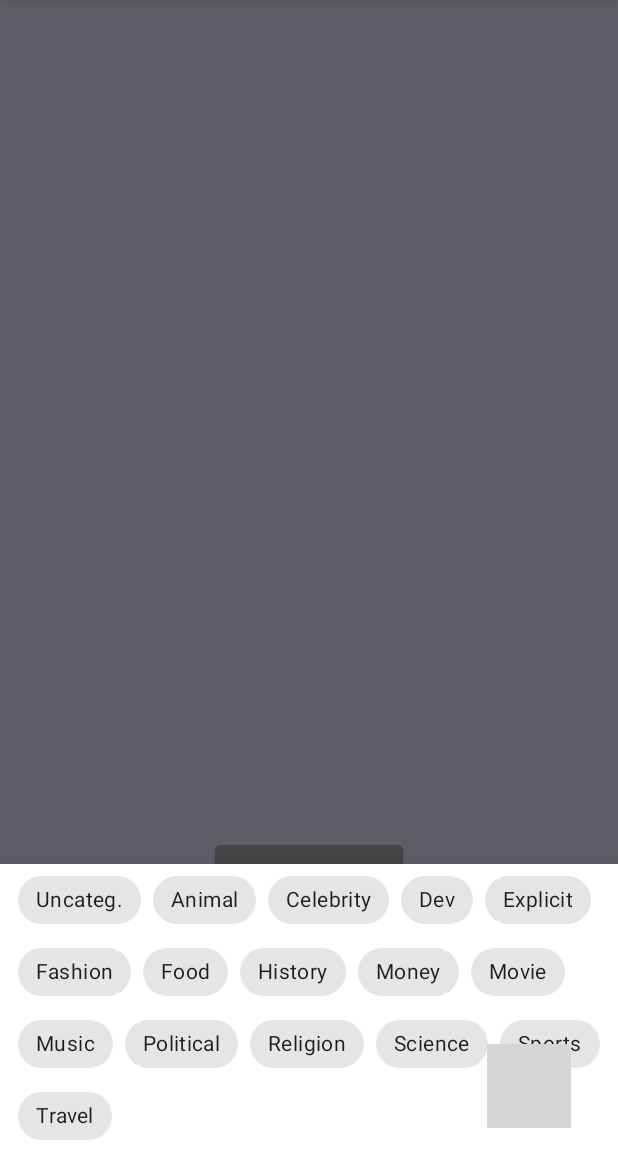
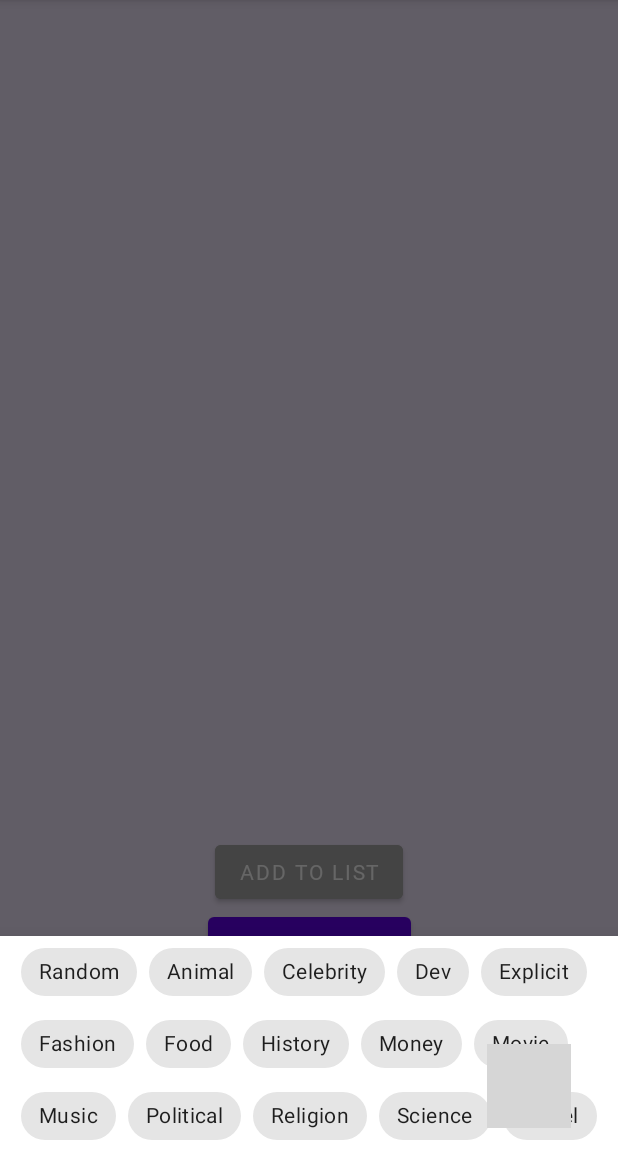
Before and after one commit to rafael-cagliari/chuck-norris-facts-app, an Android app: the SearchFactFragment screen opened through its navigation route, after a tap on "filter", on a phone screen of 412 x 824 dp, the part 84-1236 px from its top. Run offline under Robolectric (Android 15) with nearby library versions, the phone set to English and light mode, and no system bars; our stand-ins replace Room's generated code, RxJava; network calls fail; grey boxes are pictures that could not be loaded.

Commit message:
-added new font, set font size and color for facts list screen and search fact screen
-debbuged the logic for setting the size of the fact text based on number of string characters (all facts were being shown on the smaller size)

-deleted the search category "sports", there are no entries for it on the API, thus always returning error 404

```diff
--- a/app/src/main/java/com/rafael/chuck_norris/MainActivity.kt
+++ b/app/src/main/java/com/rafael/chuck_norris/MainActivity.kt
@@ -25,18 +25,6 @@ class MainActivity() : AppCompatActivity() {
         navController = navHostFragment.navController
 
 
-        val mockChuckNorrisFact: ChuckNorrisFact = ChuckNorrisFact(
-            id = "469879812sdasdasd",
-            categories = listOf("dev"),
-            value = "chuck norris is da best"
-        )
-
-    }
-
-
-
-    override fun onSupportNavigateUp(): Boolean {
-        return navController.navigateUp() || super.onSupportNavigateUp()
     }
 
 }
--- a/app/src/main/java/com/rafael/chuck_norris/adapter/FactsListAdapter.kt
+++ b/app/src/main/java/com/rafael/chuck_norris/adapter/FactsListAdapter.kt
@@ -33,7 +33,8 @@ class FactsListAdapter(val factItemListener: FactItemListener): RecyclerView.Ada
         }
 
         holder.fact.text = factItem.value
-        if(factItem.value.length>=80)  holder.fact.setTextSize(TypedValue.COMPLEX_UNIT_SP, 22.toFloat())
+        if(factItem.value.length>=80) holder.fact.setTextSize(TypedValue.COMPLEX_UNIT_SP, 22.toFloat())
+        else holder.fact.setTextSize(TypedValue.COMPLEX_UNIT_SP, 28.toFloat())
 
 
         if(factItem.categories[0]=="") holder.category.text="uncategorized"
--- a/app/src/main/java/com/rafael/chuck_norris/fragments/BottomSheetFragment.kt
+++ b/app/src/main/java/com/rafael/chuck_norris/fragments/BottomSheetFragment.kt
@@ -24,7 +24,7 @@ class BottomSheetFragment : BottomSheetDialogFragment() {
         binding = fragmentBinding
 
 
-        binding.chipUncategorized.setOnClickListener { searchFactViewModel._category.value = "" }
+        binding.chipRandom.setOnClickListener { searchFactViewModel._category.value = "" }
         binding.chipAnimal.setOnClickListener {
             searchFactViewModel._category.value = binding.chipAnimal.text.toString()
         }
@@ -64,9 +64,7 @@ class BottomSheetFragment : BottomSheetDialogFragment() {
         binding.chipScience.setOnClickListener {
             searchFactViewModel._category.value = binding.chipScience.text.toString()
         }
-        binding.chipSports.setOnClickListener {
-            searchFactViewModel._category.value = binding.chipSports.text.toString()
-        }
+
         binding.chipTravel.setOnClickListener {
             searchFactViewModel._category.value = binding.chipTravel.text.toString()
         }
--- a/app/src/main/java/com/rafael/chuck_norris/fragments/FactsListFragment.kt
+++ b/app/src/main/java/com/rafael/chuck_norris/fragments/FactsListFragment.kt
@@ -15,6 +15,7 @@ import com.rafael.chuck_norris.adapter.FactsListAdapter
 import com.rafael.chuck_norris.databinding.FragmentFactsListBinding
 import com.rafael.chuck_norris.viewmodel.FactListViewModel
 import com.rafael.domain.model.ChuckNorrisFact
+import org.koin.core.component.KoinApiExtension
 
 
 class FactsListFragment : FactItemListener, Fragment() {
@@ -22,6 +23,7 @@ class FactsListFragment : FactItemListener, Fragment() {
     private lateinit var factListViewModel: FactListViewModel
     private lateinit var adapter: FactsListAdapter
 
+    @KoinApiExtension
     override fun onCreateView(
         inflater: LayoutInflater, container: ViewGroup?,
         savedInstanceState: Bundle?
@@ -30,7 +32,7 @@ class FactsListFragment : FactItemListener, Fragment() {
         // Inflate the layout for this fragment
         val fragmentBinding = FragmentFactsListBinding.inflate(inflater, container, false)
         binding = fragmentBinding
-        factListViewModel = context?.let { FactListViewModel(it) }!!
+        factListViewModel = FactListViewModel()
 
         factListViewModel.readAllData.observe(
             viewLifecycleOwner,
--- a/app/src/main/java/com/rafael/chuck_norris/fragments/SearchFactFragment.kt
+++ b/app/src/main/java/com/rafael/chuck_norris/fragments/SearchFactFragment.kt
@@ -126,6 +126,7 @@ class SearchFactFragment : Fragment() {
     private fun textSizeAdjust() {
         if (searchFactViewModel.retrievedFact.value?.value.toString().length >= 80)
             binding.retrievedFactText.setTextSize(TypedValue.COMPLEX_UNIT_SP, 24.toFloat())
+        else binding.retrievedFactText.setTextSize(TypedValue.COMPLEX_UNIT_SP, 34.toFloat())
     }
 
     private fun progressBarSwitch(visibility: String) {
@@ -149,7 +150,7 @@ class SearchFactFragment : Fragment() {
     }
 
     private fun setCategory(category: String) {
-        if (category == "") binding.selectedCategory.text = "Uncategorized"
+        if (category == "") binding.selectedCategory.text = "Random"
         else binding.selectedCategory.text = category
     }
 
--- a/app/src/main/java/com/rafael/chuck_norris/viewmodel/FactListViewModel.kt
+++ b/app/src/main/java/com/rafael/chuck_norris/viewmodel/FactListViewModel.kt
@@ -16,8 +16,14 @@ import com.rafael.domain.model.ChuckNorrisFact
 import com.rafael.domain.usecase.*
 import io.reactivex.android.schedulers.AndroidSchedulers
 import io.reactivex.schedulers.Schedulers
+import org.koin.core.component.KoinApiExtension
+import org.koin.core.component.KoinComponent
+import org.koin.core.component.inject
 
-class FactListViewModel(var context: Context) : ViewModel() {
+@KoinApiExtension
+class FactListViewModel():ViewModel(), KoinComponent {
+
+    val context:Context by inject()
 
 
     var readAllData : MutableLiveData<List<ChuckNorrisFact>> = MutableLiveData<List<ChuckNorrisFact>>()
@@ -34,7 +40,7 @@ class FactListViewModel(var context: Context) : ViewModel() {
             .observeOn(AndroidSchedulers.mainThread())
             .subscribe(
                 { response ->
-                    Log.d("added to db c. norris", "${response}")
+                    Log.d("added to db c. norris", "$response")
                 },
                 { throwable ->
                     Log.d("chuck norris error", throwable.localizedMessage)
@@ -55,7 +61,7 @@ class FactListViewModel(var context: Context) : ViewModel() {
             .subscribe(
                 {response ->
                     readAllData.value=response
-                    Log.d("read DB", "${response}")
+                    Log.d("read DB", "$response")
                 },
                 { throwable ->
                     Log.d("error retrieving DB", throwable.localizedMessage)
--- a/app/src/main/java/com/rafael/chuck_norris/viewmodel/SearchFactViewModel.kt
+++ b/app/src/main/java/com/rafael/chuck_norris/viewmodel/SearchFactViewModel.kt
@@ -19,14 +19,18 @@ import com.rafael.domain.usecase.GetFactUseCaseImpl
 import com.rafael.domain.usecase.GetFilteredFactUseCaseImpl
 import io.reactivex.android.schedulers.AndroidSchedulers
 import io.reactivex.schedulers.Schedulers
+import org.koin.core.component.KoinApiExtension
 import org.koin.core.component.KoinComponent
 import org.koin.core.component.inject
 import java.lang.Exception
 
+@KoinApiExtension
 class SearchFactViewModel():ViewModel(), KoinComponent {
 
    val context:Context by inject()
 
+    var _retrievedFact = MutableLiveData<ChuckNorrisFact>()
+    val retrievedFact: LiveData<ChuckNorrisFact> get() = _retrievedFact
 
     var _category = MutableLiveData<String>("")
     val category: LiveData<String> get() = _category
@@ -37,7 +41,7 @@ class SearchFactViewModel():ViewModel(), KoinComponent {
     var _addToDbResult = MutableLiveData<Long>()
     val addToDbResult: LiveData<Long> get() = _addToDbResult
 
-    var retrievedFact =  MutableLiveData<ChuckNorrisFact>()
+
 
 
     @SuppressLint("CheckResult")
@@ -49,7 +53,7 @@ class SearchFactViewModel():ViewModel(), KoinComponent {
         ).getFact()
             .subscribeOn(Schedulers.io())
             .observeOn(AndroidSchedulers.mainThread())
-            .subscribe({ response -> retrievedFact.value=response
+            .subscribe({ response -> _retrievedFact.value=response
             },
                 { throwable ->
                     _getFactException.value=throwable.localizedMessage
@@ -66,7 +70,7 @@ class SearchFactViewModel():ViewModel(), KoinComponent {
             .subscribeOn(Schedulers.io())
             .observeOn(AndroidSchedulers.mainThread())
             .subscribe({ response ->
-                retrievedFact.value=response},
+                _retrievedFact.value=response},
                 { throwable ->
                     _getFactException.value=throwable.localizedMessage
                 })
@@ -94,6 +98,6 @@ class SearchFactViewModel():ViewModel(), KoinComponent {
         _category= MutableLiveData<String>("")
         _addToDbResult=MutableLiveData<Long>()
         _getFactException=MutableLiveData<String>()
-        retrievedFact=MutableLiveData<ChuckNorrisFact>()
+        _retrievedFact=MutableLiveData<ChuckNorrisFact>()
     }
 }
--- a/app/src/main/res/layout/chuck_norris_fact_item.xml
+++ b/app/src/main/res/layout/chuck_norris_fact_item.xml
@@ -14,8 +14,8 @@
         android:layout_marginBottom="16dp"
         android:fontFamily="@font/heavyweight"
         android:paddingHorizontal="15dp"
-        android:text="Chuck norris is so strong...AAAAAAAAAAAAAAAAAAAA"
-        android:textSize="30dp"
+        tools:text="Chuck norris is so strong...AAAAAAAAAAAAAAAAAAAA"
+        android:textSize="28sp"
         android:textStyle="bold"
         app:layout_constraintBottom_toTopOf="@+id/delete_button"
         app:layout_constraintEnd_toEndOf="parent"
--- a/app/src/main/res/layout/fragment_bottom_sheet.xml
+++ b/app/src/main/res/layout/fragment_bottom_sheet.xml
@@ -18,10 +18,10 @@
 
         <com.google.android.material.chip.Chip
             android:layout_width="wrap_content"
-            android:id="@+id/chipUncategorized"
+            android:id="@+id/chipRandom"
             style="@style/Widget.MaterialComponents.Chip.Choice"
             android:layout_height="wrap_content"
-            android:text="Uncateg." />
+            android:text="Random" />
 
         <com.google.android.material.chip.Chip
             android:layout_width="wrap_content"
@@ -116,13 +116,6 @@
 
         <com.google.android.material.chip.Chip
             android:layout_width="wrap_content"
-            android:id="@+id/chipSports"
-            style="@style/Widget.MaterialComponents.Chip.Choice"
-            android:layout_height="wrap_content"
-            android:text="Sports"/>
-
-        <com.google.android.material.chip.Chip
-            android:layout_width="wrap_content"
             android:id="@+id/chipTravel"
             style="@style/Widget.MaterialComponents.Chip.Choice"
             android:layout_height="wrap_content"
--- a/app/src/main/res/layout/fragment_search_fact.xml
+++ b/app/src/main/res/layout/fragment_search_fact.xml
@@ -28,7 +28,7 @@
             android:fontFamily="@font/heavyweight"
             android:gravity="start"
             android:text=""
-            android:textSize="42sp"
+            android:textSize="34sp"
             app:layout_constraintEnd_toEndOf="parent"
             app:layout_constraintStart_toStartOf="parent"
             app:layout_constraintTop_toTopOf="parent" />
```
